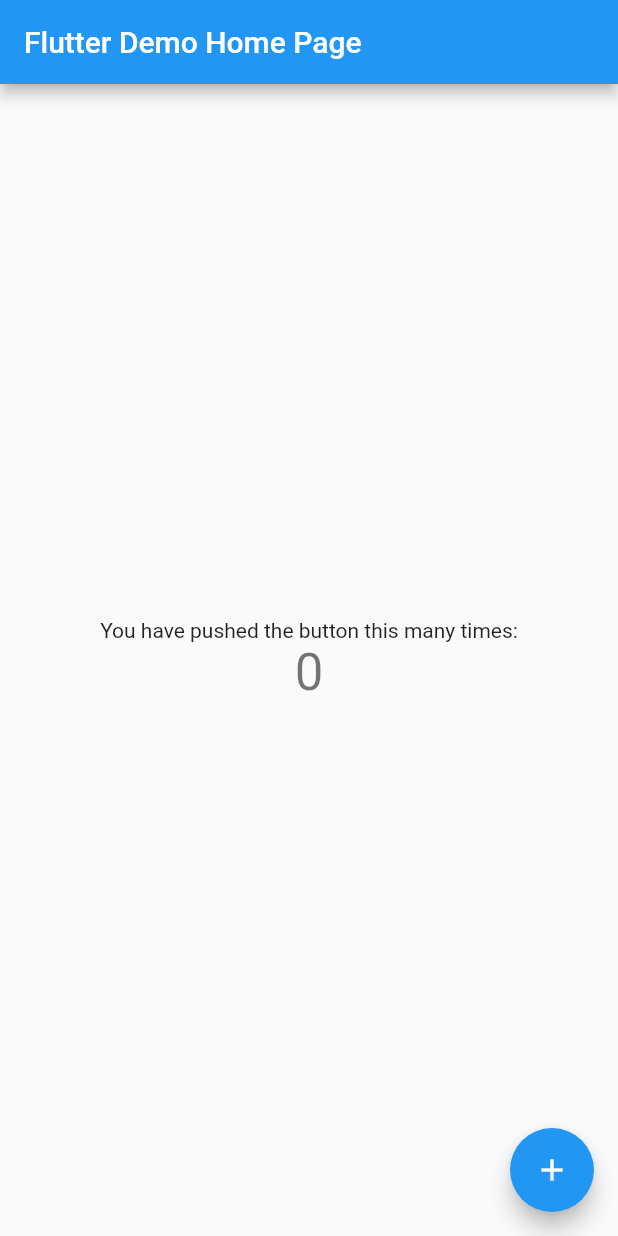
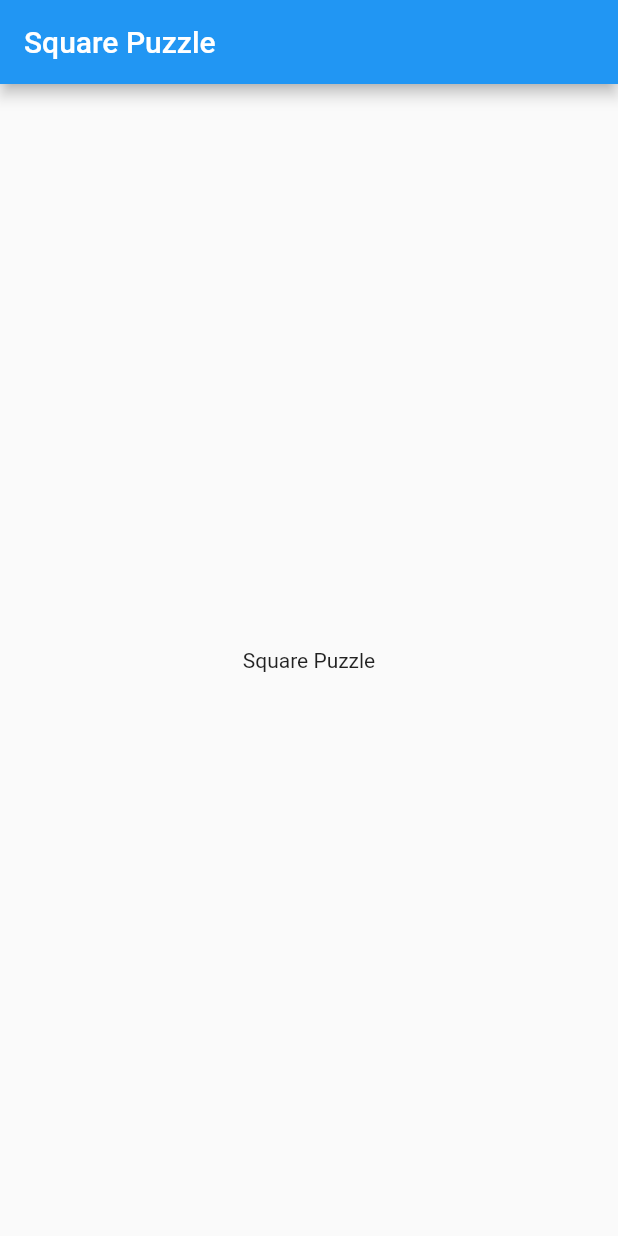
Before and after one commit to WnslgPsl/square_puzzle, a Flutter app: the screen it shows after launch, on a phone screen of 412 x 824 dp. Run offline on Flutter 3.47's test engine with Material 2 defaults, Android fonts, the phone set to English and light mode, and no system bars.

Commit message:
Localization setting (Flutter Intl plugin 사용)

```diff
--- /dev/null
+++ b/lib/app.dart
@@ -0,0 +1,7 @@
+import 'package:flutter/material.dart';
+
+import 'main.dart';
+
+void main() {
+  runApp(MyApp());
+}
--- /dev/null
+++ b/lib/board.dart
@@ -0,0 +1,23 @@
+import 'package:flutter/material.dart';
+
+import 'generated/l10n.dart';
+
+class SquareBoardPage extends StatelessWidget {
+  @override
+  Widget build(BuildContext context) {
+    return Scaffold(
+      appBar: AppBar(
+        title: Text(
+          S.of(context).app_name
+        ),
+      ),
+      body: Container(
+        child: Center(
+          child: Text(
+              S.of(context).app_name
+          ),
+        ),
+      ),
+    );
+  }
+}
--- /dev/null
+++ b/lib/l10n/intl_en.arb
@@ -0,0 +1,3 @@
+{
+  "app_name": "Square Puzzle"
+}
--- /dev/null
+++ b/lib/l10n/intl_ko.arb
@@ -0,0 +1,3 @@
+{
+  "app_name": "Square Puzzle"
+}
--- a/lib/main.dart
+++ b/lib/main.dart
@@ -1,117 +1,27 @@
 import 'package:flutter/material.dart';
+import 'package:flutter_localizations/flutter_localizations.dart';
 
-void main() {
-  runApp(MyApp());
-}
+import 'board.dart';
+import 'generated/l10n.dart';
 
 class MyApp extends StatelessWidget {
   // This widget is the root of your application.
   @override
   Widget build(BuildContext context) {
     return MaterialApp(
-      title: 'Flutter Demo',
+      localizationsDelegates: [
+        S.delegate,
+        GlobalMaterialLocalizations.delegate,
+        GlobalWidgetsLocalizations.delegate,
+        GlobalCupertinoLocalizations.delegate,
+      ],
+      supportedLocales: S.delegate.supportedLocales,
+      title: "Square Puzzle",
       theme: ThemeData(
-        // This is the theme of your application.
-        //
-        // Try running your application with "flutter run". You'll see the
-        // application has a blue toolbar. Then, without quitting the app, try
-        // changing the primarySwatch below to Colors.green and then invoke
-        // "hot reload" (press "r" in the console where you ran "flutter run",
-        // or simply save your changes to "hot reload" in a Flutter IDE).
-        // Notice that the counter didn't reset back to zero; the application
-        // is not restarted.
         primarySwatch: Colors.blue,
-        // This makes the visual density adapt to the platform that you run
-        // the app on. For desktop platforms, the controls will be smaller and
-        // closer together (more dense) than on mobile platforms.
         visualDensity: VisualDensity.adaptivePlatformDensity,
       ),
-      home: MyHomePage(title: 'Flutter Demo Home Page'),
+      home: SquareBoardPage(),
     );
   }
 }
-
-class MyHomePage extends StatefulWidget {
-  MyHomePage({Key key, this.title}) : super(key: key);
-
-  // This widget is the home page of your application. It is stateful, meaning
-  // that it has a State object (defined below) that contains fields that affect
-  // how it looks.
-
-  // This class is the configuration for the state. It holds the values (in this
-  // case the title) provided by the parent (in this case the App widget) and
-  // used by the build method of the State. Fields in a Widget subclass are
-  // always marked "final".
-
-  final String title;
-
-  @override
-  _MyHomePageState createState() => _MyHomePageState();
-}
-
-class _MyHomePageState extends State<MyHomePage> {
-  int _counter = 0;
-
-  void _incrementCounter() {
-    setState(() {
-      // This call to setState tells the Flutter framework that something has
-      // changed in this State, which causes it to rerun the build method below
-      // so that the display can reflect the updated values. If we changed
-      // _counter without calling setState(), then the build method would not be
-      // called again, and so nothing would appear to happen.
-      _counter++;
-    });
-  }
-
-  @override
-  Widget build(BuildContext context) {
-    // This method is rerun every time setState is called, for instance as done
-    // by the _incrementCounter method above.
-    //
-    // The Flutter framework has been optimized to make rerunning build methods
-    // fast, so that you can just rebuild anything that needs updating rather
-    // than having to individually change instances of widgets.
-    return Scaffold(
-      appBar: AppBar(
-        // Here we take the value from the MyHomePage object that was created by
-        // the App.build method, and use it to set our appbar title.
-        title: Text(widget.title),
-      ),
-      body: Center(
-        // Center is a layout widget. It takes a single child and positions it
-        // in the middle of the parent.
-        child: Column(
-          // Column is also a layout widget. It takes a list of children and
-          // arranges them vertically. By default, it sizes itself to fit its
-          // children horizontally, and tries to be as tall as its parent.
-          //
-          // Invoke "debug painting" (press "p" in the console, choose the
-          // "Toggle Debug Paint" action from the Flutter Inspector in Android
-          // Studio, or the "Toggle Debug Paint" command in Visual Studio Code)
-          // to see the wireframe for each widget.
-          //
-          // Column has various properties to control how it sizes itself and
-          // how it positions its children. Here we use mainAxisAlignment to
-          // center the children vertically; the main axis here is the vertical
-          // axis because Columns are vertical (the cross axis would be
-          // horizontal).
-          mainAxisAlignment: MainAxisAlignment.center,
-          children: <Widget>[
-            Text(
-              'You have pushed the button this many times:',
-            ),
-            Text(
-              '$_counter',
-              style: Theme.of(context).textTheme.headline4,
-            ),
-          ],
-        ),
-      ),
-      floatingActionButton: FloatingActionButton(
-        onPressed: _incrementCounter,
-        tooltip: 'Increment',
-        child: Icon(Icons.add),
-      ), // This trailing comma makes auto-formatting nicer for build methods.
-    );
-  }
-}
--- a/pubspec.yaml
+++ b/pubspec.yaml
@@ -33,8 +33,14 @@ dev_dependencies:
   flutter_test:
     sdk: flutter
 
+  flutter_localizations:
+    sdk: flutter
+
 # For information on the generic Dart part of this file, see the
 # following page: https://dart.dev/tools/pub/pubspec
+
+flutter_intl:
+  enabled: true
 
 # The following section is specific to Flutter.
 flutter:
```
Also changed, not shown: lib/generated/intl/messages_all.dart (added), lib/generated/intl/messages_en.dart (added), lib/generated/intl/messages_ko.dart (added), lib/generated/l10n.dart (added), pubspec.lock.
